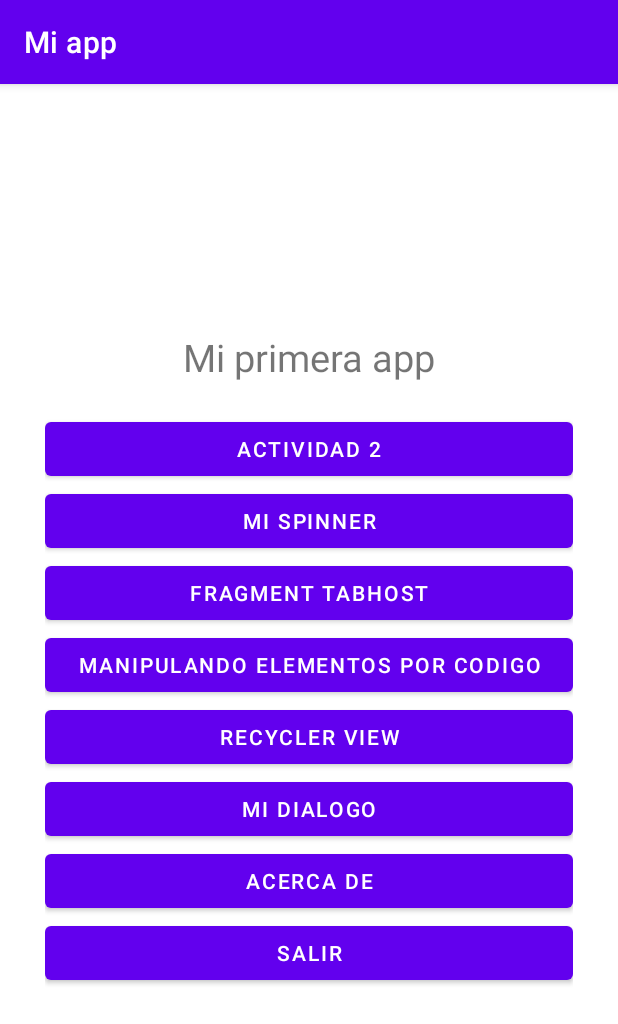
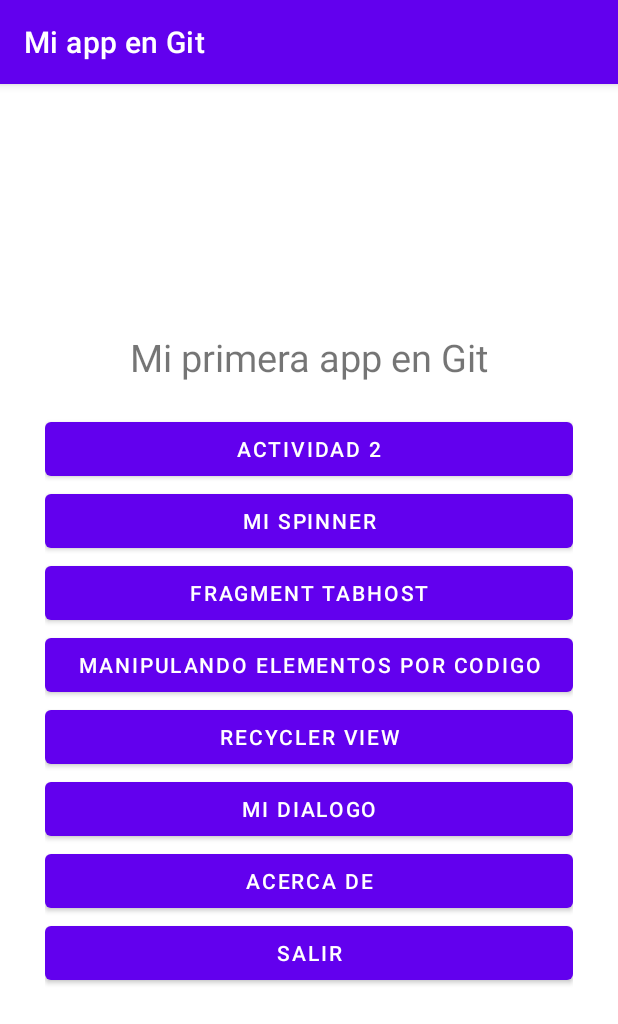
Before and after one commit to hmbarrazav/MiParte1, an Android app: the screen it shows after launch (Actividad3), on a phone screen of 412 x 824 dp. Shown: the top 1024 px of the screen. Run offline under Robolectric (Android 15) with nearby library versions, the phone set to English and light mode, and no system bars.

Commit message:
Actualización de títulos de app

```diff
--- a/app/src/main/res/layout/activity_actividad3.xml
+++ b/app/src/main/res/layout/activity_actividad3.xml
@@ -11,7 +11,7 @@
         android:layout_height="wrap_content"
         android:layout_marginBottom="20dp"
         android:gravity="center"
-        android:text="@string/tituloAplicacion"
+        android:text="Mi primera app en Git"
         android:textSize="25sp" />
 
     <Button
--- a/app/src/main/res/values/strings.xml
+++ b/app/src/main/res/values/strings.xml
@@ -5,7 +5,7 @@
     <string name="opcion4">Recycler View</string>
     <string name="Salir">Salir</string>
     <string name="tituloAplicacion">Mi primera app</string>
-    <string name="app_name">Mi app</string>
+    <string name="app_name">Mi app en Git</string>
     <string name="action_settings">Configuración</string>
     <string name="opcion5">Mi Spinner</string>
     <string name="dialogo">Mi dialogo</string>
```
